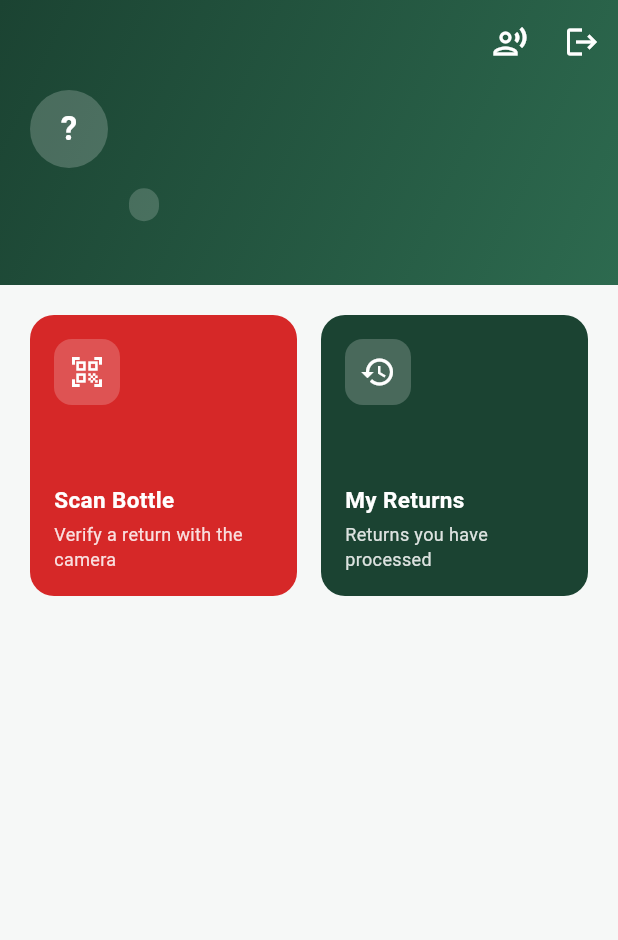
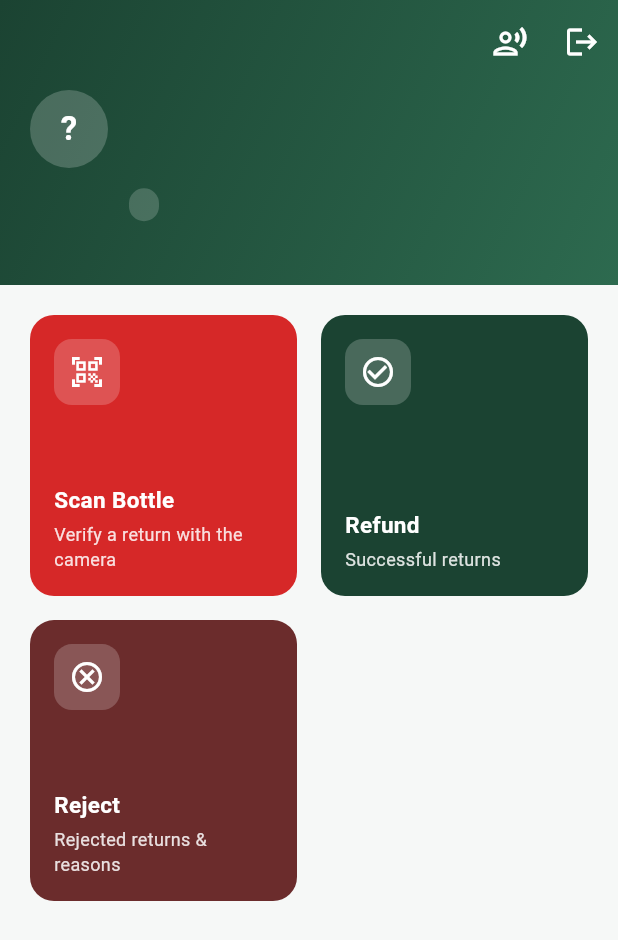
Before and after one commit to BVC2025/Tasmac-Project-BVC, a Flutter app: the HomeScreen screen opened directly with empty values, on a phone screen of 412 x 824 dp. Shown: the top 940 px of the screen. Run offline on Flutter 3.47's test engine with Material 3 defaults, Android fonts, the phone set to English and light mode, and no system bars; our stand-ins replace audioplayers, geolocator, image_picker, shared_preferences; missing offline and left inert: mobile_scanner; accounts and stored records are empty.

Commit message:
Split staff return history into separate Refund and Reject screens
"My Returns" mixed successful and rejected returns in one list, which
made it hard to scan either at a glance. Staff now see two tiles:
Refund (successful returns, with the amount paid) and Reject (rejected
returns, with the reason). Both filter the same /returns/mine data
client-side and reuse the existing return-detail view.

```diff
--- a/mobile/lib/screens/home_screen.dart
+++ b/mobile/lib/screens/home_screen.dart
@@ -4,7 +4,8 @@ import '../services/geofence_monitor.dart';
 import '../services/voice_service.dart';
 import '../theme/app_colors.dart';
 import 'login_screen.dart';
-import 'my_returns_screen.dart';
+import 'refund_history_screen.dart';
+import 'reject_history_screen.dart';
 import 'scan_bottle_screen.dart';
 import 'shop_list_screen.dart';
 import 'staff_list_screen.dart';
@@ -61,11 +62,18 @@ class HomeScreen extends StatelessWidget {
           builder: (_) => ScanBottleScreen(token: token, user: user),
         ),
         _Action(
-          label: 'My Returns',
-          subtitle: 'Returns you have processed',
-          icon: Icons.history,
+          label: 'Refund',
+          subtitle: 'Successful returns',
+          icon: Icons.check_circle_outline,
           color: const Color(0xFF1B4332),
-          builder: (_) => MyReturnsScreen(token: token),
+          builder: (_) => RefundHistoryScreen(token: token),
+        ),
+        _Action(
+          label: 'Reject',
+          subtitle: 'Rejected returns & reasons',
+          icon: Icons.cancel_outlined,
+          color: const Color(0xFF6B2C2C),
+          builder: (_) => RejectHistoryScreen(token: token),
         ),
       ],
     ];
```
Also changed, not shown: mobile/lib/screens/refund_history_screen.dart (renamed from mobile/lib/screens/my_returns_screen.dart, +17 -18 lines), mobile/lib/screens/reject_history_screen.dart (added, +88 -0 lines).
